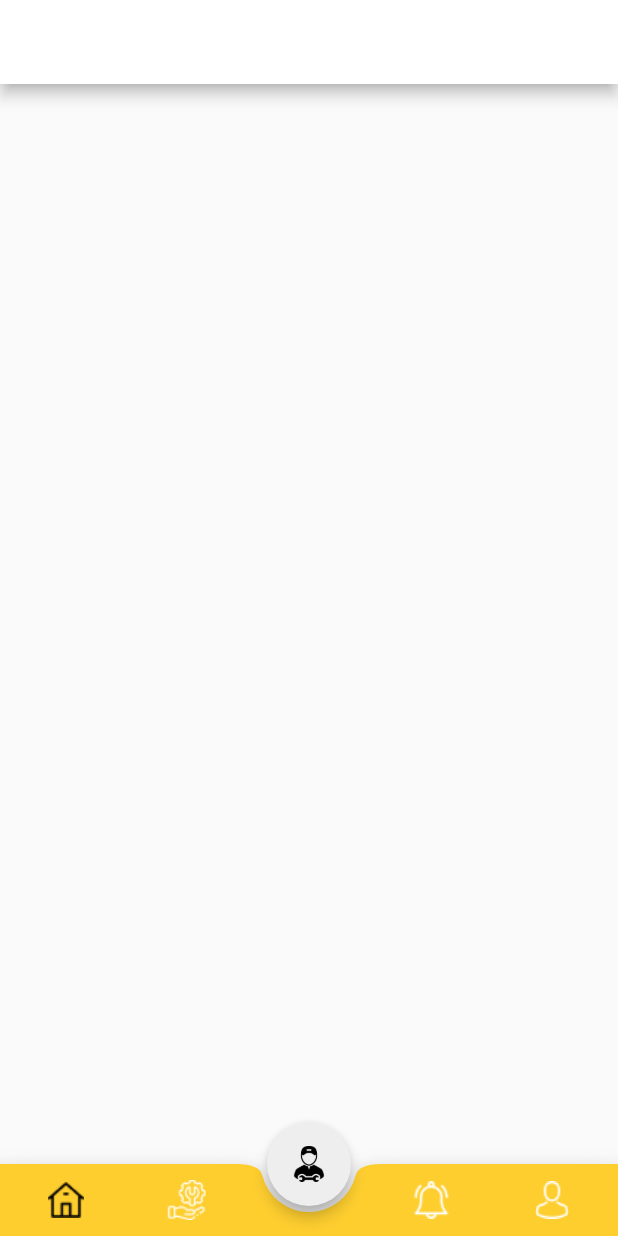
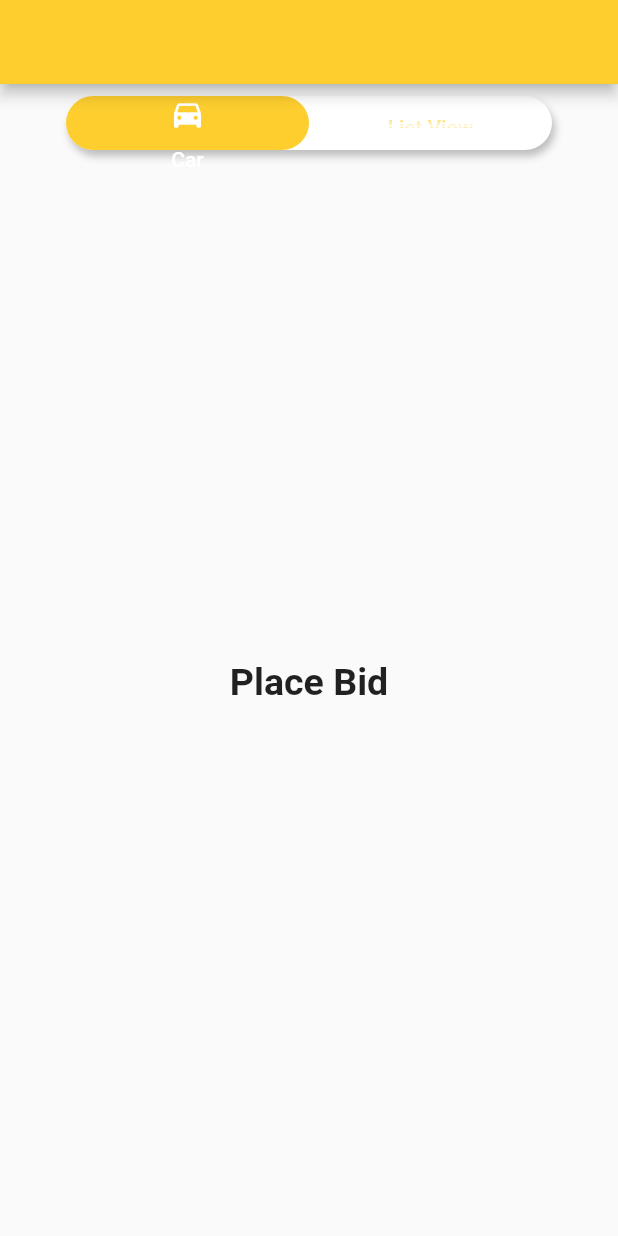
Before and after one commit to jukr3410/RodsiaApp, a Flutter app: the screen it shows after launch, on a phone screen of 412 x 824 dp. Run offline on Flutter 3.47's test engine with Material 2 defaults, Android fonts, the phone set to English and light mode, and no system bars; our stand-ins replace bloc, flutter_bloc, google_fonts.

Commit message:
home page
start build homepage and add 2 icon(picture.png)

```diff
--- a/lib/constants.dart
+++ b/lib/constants.dart
@@ -8,6 +8,8 @@ const textColorRed = Color(0xDA5B49);
 
 const primaryColor = Color(0xFECE2F);
 const bgColor = Color(0xF2F4F6);
+const bgCodeColor = '#F2F4F6';
+const primaryCodeColor = '#FECE2F';
 
 // margin, padding
 const defualtPadding = 20.0;
--- /dev/null
+++ b/lib/find_garage_feature/widgets/homePage.dart
@@ -0,0 +1,110 @@
+import 'package:flutter/material.dart';
+import 'package:rodsiaapp/global_widgets/hexTocolor.dart';
+import 'package:rodsiaapp/global_widgets/navigrationBar.dart';
+import 'package:rodsiaapp/constants.dart';
+
+class homePage extends StatefulWidget {
+  const homePage({Key? key}) : super(key: key);
+
+  @override
+  _homePageState createState() => _homePageState();
+}
+
+class _homePageState extends State<homePage>
+    with SingleTickerProviderStateMixin {
+  late TabController _tabController;
+
+  @override
+  void initState() {
+    _tabController = TabController(length: 2, vsync: this);
+    super.initState();
+  }
+
+  @override
+  void dispose() {
+    super.dispose();
+    _tabController.dispose();
+  }
+
+  @override
+  Widget build(BuildContext context) {
+    return Scaffold(
+      appBar: AppBar(),
+      body: Padding(
+          padding:
+              const EdgeInsets.only(bottom: 14, top: 8, right: 44, left: 44),
+          child: Column(
+            children: [
+              Container(
+                height: 36,
+                decoration: BoxDecoration(
+                    color: Colors.white,
+                    borderRadius: BorderRadius.circular(
+                      25.0,
+                    ),
+                    boxShadow: [
+                      BoxShadow(
+                        color: Color.fromRGBO(0, 0, 0, 0.25),
+                        blurRadius: 4,
+                        offset: Offset(2, 4),
+                      )
+                    ]),
+                child: TabBar(
+                  controller: _tabController,
+                  // give the indicator a decoration (color and border radius)
+                  indicator: BoxDecoration(
+                    borderRadius: BorderRadius.circular(
+                      25.0,
+                    ),
+                    color: hexToColor(primaryCodeColor),
+                  ),
+                  labelColor: Colors.white,
+
+                  unselectedLabelColor: hexToColor(primaryCodeColor),
+                  tabs: [
+                    // first tab [you can add an icon using the icon property]
+                    Tab(
+                      icon: Icon(Icons.directions_car),
+                      text: "Car",
+                    ),
+
+                    // second tab [you can add an icon using the icon property]
+                    Tab(
+                      text: 'List View',
+                    ),
+                  ],
+                ),
+              ),
+              Expanded(
+                child: TabBarView(
+                  controller: _tabController,
+                  children: [
+                    // first tab bar view widget
+                    Center(
+                      child: Text(
+                        'Place Bid',
+                        style: TextStyle(
+                          fontSize: 25,
+                          fontWeight: FontWeight.w600,
+                        ),
+                      ),
+                    ),
+
+                    // second tab bar view widget
+                    Center(
+                      child: Text(
+                        'Buy Now',
+                        style: TextStyle(
+                          fontSize: 25,
+                          fontWeight: FontWeight.w600,
+                        ),
+                      ),
+                    ),
+                  ],
+                ),
+              ),
+            ],
+          )),
+    );
+  }
+}
--- a/lib/global_widgets/navigrationBar.dart
+++ b/lib/global_widgets/navigrationBar.dart
@@ -1,6 +1,7 @@
 import 'package:flutter/material.dart';
 import 'package:google_fonts/google_fonts.dart';
 import 'package:rodsiaapp/constants.dart';
+import 'package:rodsiaapp/find_garage_feature/widgets/homePage.dart';
 import 'package:rodsiaapp/global_widgets/hexTocolor.dart';
 
 class NavigrationBar extends StatefulWidget {
@@ -21,25 +22,25 @@ class _NavigrationBarState extends State<NavigrationBar> {
   Widget build(BuildContext context) {
     return Scaffold(
       appBar: AppBar(),
-      // bottomNavigationBar: BottomNavigationBar(
-      floatingActionButtonLocation: FloatingActionButtonLocation
-          .centerDocked, //specify the location of the FAB
+      floatingActionButtonLocation: FloatingActionButtonLocation.centerDocked,
       floatingActionButton: FloatingActionButton(
         onPressed: () {
           updateTabSelection(4);
         },
         child: Container(
-          margin: EdgeInsets.all(15.0),
+          // margin: EdgeInsets.all(15.0),
           child: ImageIcon(AssetImage("image/icon-findGarage-navbar.png"),
-              color: _selectedIndex == 4 ? primaryColor : Colors.black),
+              color: _selectedIndex == 4
+                  ? hexToColor(primaryCodeColor)
+                  : Colors.black,
+              size: 35),
         ),
         elevation: 4.0,
         backgroundColor: Colors.grey.shade200,
       ),
       bottomNavigationBar: BottomAppBar(
         child: Container(
-            margin:
-                EdgeInsets.only(left: defualtPadding, right: defualtPadding),
+          margin: EdgeInsets.only(left: defualtPadding, right: defualtPadding),
           child: Row(
             mainAxisSize: MainAxisSize.max,
             mainAxisAlignment: MainAxisAlignment.spaceBetween,
@@ -48,8 +49,10 @@ class _NavigrationBarState extends State<NavigrationBar> {
                 //update the bottom app bar view each time an item is clicked
                 onPressed: () {
                   updateTabSelection(0);
+                  Navigator.push(
+                      context, MaterialPageRoute(builder: (context) => homePage()));
                 },
-                  iconSize: 27.0,
+                iconSize: 25.0,
                 icon: ImageIcon(
                   AssetImage("image/icon-home-navbar.png"),
                   //darken the icon if it is selected or else give it a different color
@@ -60,7 +63,7 @@ class _NavigrationBarState extends State<NavigrationBar> {
                 onPressed: () {
                   updateTabSelection(1);
                 },
-                  iconSize: 27.0,
+                iconSize: 25.0,
                 icon: ImageIcon(
                   AssetImage("image/icon-findProblem-navbar.png"),
                   color: _selectedIndex == 1 ? Colors.black : Colors.white,
@@ -74,7 +77,7 @@ class _NavigrationBarState extends State<NavigrationBar> {
                 onPressed: () {
                   updateTabSelection(2);
                 },
-                  iconSize: 27.0,
+                iconSize: 25.0,
                 icon: ImageIcon(
                   AssetImage("image/icon-notify-navbar.png"),
                   color: _selectedIndex == 2 ? Colors.black : Colors.white,
@@ -84,7 +87,7 @@ class _NavigrationBarState extends State<NavigrationBar> {
                 onPressed: () {
                   updateTabSelection(3);
                 },
-                  iconSize: 27.0,
+                iconSize: 25.0,
                 icon: ImageIcon(
                   AssetImage("image/icon-profile-navbar.png"),
                   color: _selectedIndex == 3 ? Colors.black : Colors.white,
@@ -96,9 +99,8 @@ class _NavigrationBarState extends State<NavigrationBar> {
         //to add a space between the FAB and BottomAppBar
         shape: CircularNotchedRectangle(),
         //color of the BottomAppBar
-          color: hexToColor("#FECE2F"),
+        color: hexToColor(primaryCodeColor),
       ),
-
     );
   }
 }
--- a/lib/main.dart
+++ b/lib/main.dart
@@ -1,4 +1,6 @@
 import 'package:flutter/material.dart';
+import 'package:rodsiaapp/find_garage_feature/widgets/homePage.dart';
+import 'package:rodsiaapp/global_widgets/hexTocolor.dart';
 import 'package:rodsiaapp/global_widgets/navigrationBar.dart';
 import 'constants.dart';
 
@@ -12,7 +14,7 @@ class MyApp extends StatelessWidget {
   Widget build(BuildContext context) {
     return MaterialApp(
         title: 'RodSia',
-        theme: ThemeData(primaryColor: Colors.white),
-        home: NavigrationBar());
+        theme: ThemeData(primaryColor: hexToColor("#FECE2F")),
+        home: homePage());
   }
 }
--- a/pubspec.yaml
+++ b/pubspec.yaml
@@ -21,6 +21,7 @@ environment:
   sdk: ">=2.12.0 <3.0.0"
 
 dependencies:
+
   cupertino_icons: ^1.0.2
   flutter:
     sdk: flutter
@@ -29,12 +30,14 @@ dependencies:
   http: ^0.13.3
   json_annotation: ^4.0.1
 
+
 dev_dependencies:
   flutter_test:
     sdk: flutter
 
   build_runner: ^2.1.1
   json_serializable: ^4.1.3
+
 
 # For information on the generic Dart part of this file, see the
 # following page: https://dart.dev/tools/pub/pubspec
@@ -55,6 +58,8 @@ flutter:
     - image/icon-home-navbar.png
     - image/icon-notify-navbar.png
     - image/icon-profile-navbar.png
+    - image/icon-mapView.png
+    - image/icon-listView.png
 
   # An image asset can refer to one or more resolution-specific "variants", see
   # https://flutter.dev/assets-and-images/#resolution-aware.
```
Also changed, not shown: image/icon-listView.png (added), image/icon-mapView.png (added). Lines whose indentation alone changed are shown as unchanged.
